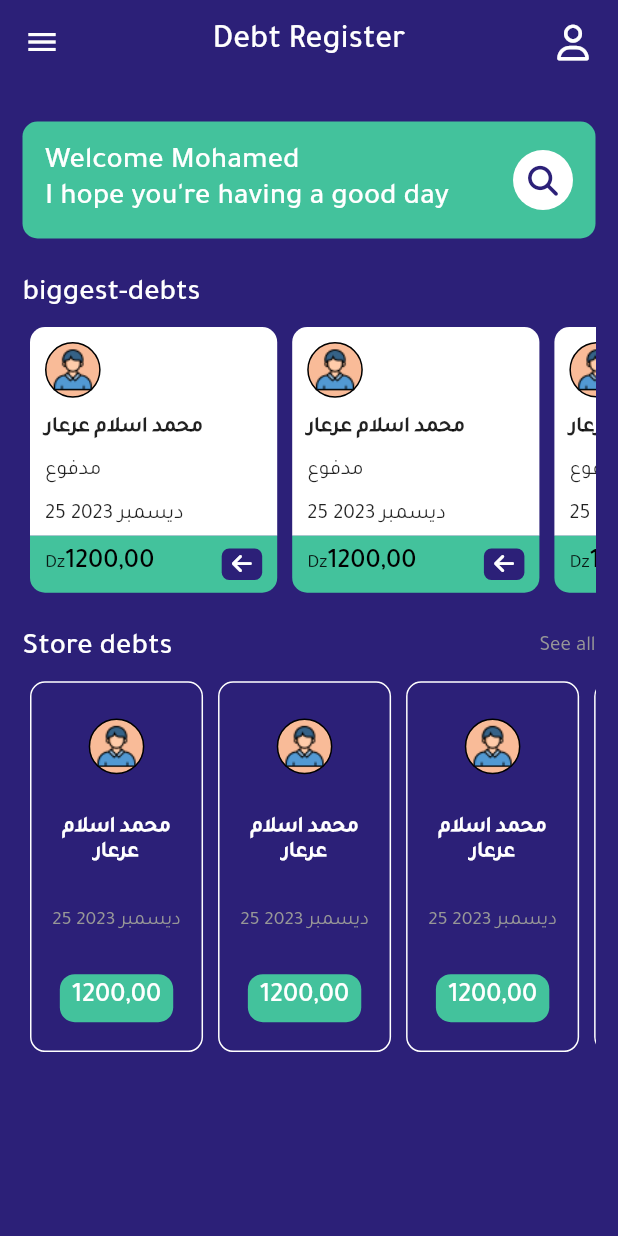
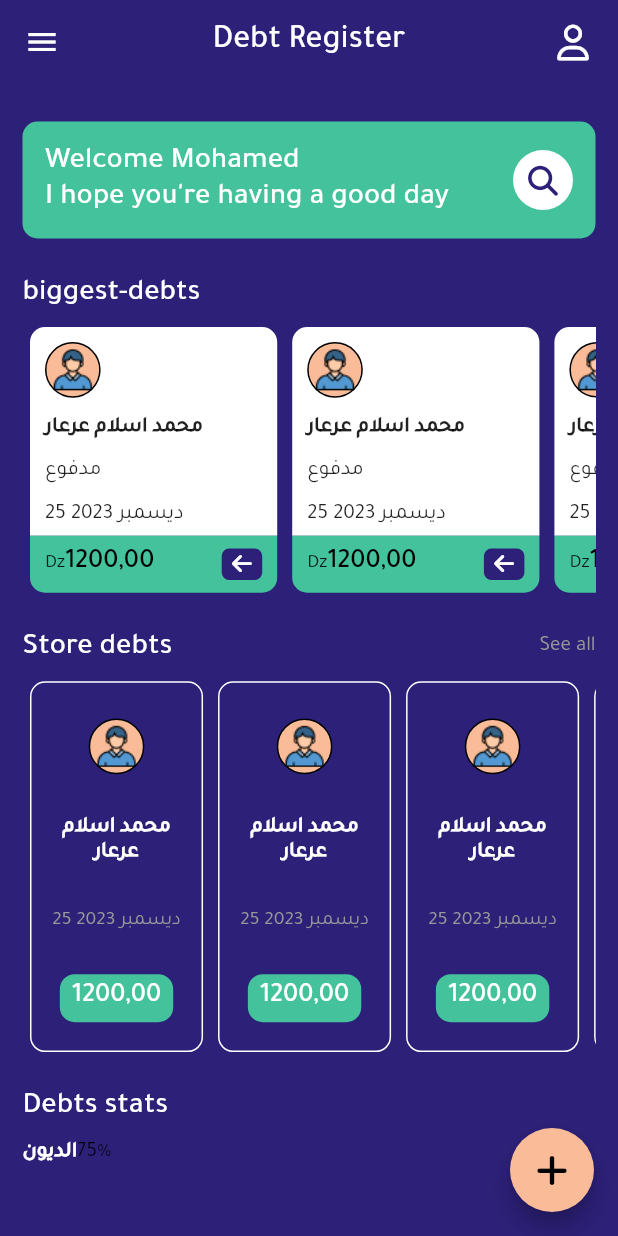
Before and after one commit to Mohamed-Ararr/store-debt, a Flutter app: the screen it shows after launch, on a phone screen of 412 x 824 dp. Run offline on Flutter 3.47's test engine with Material 2 defaults, Android fonts, the phone set to English and light mode, and no system bars; our stand-ins replace font_awesome_flutter, go_router; project files that could hold a hidden picture were left out.

Commit message:
build add new debt button

```diff
--- a/assets/lang/ar.json
+++ b/assets/lang/ar.json
@@ -5,5 +5,6 @@
     "greet-without-owner": "أرجو أن تحظى بيوم رائع",
     "biggest-debts": "أكبر الديون",
     "store-debts": "ديون المحل",
-    "see-all-debts": "تصفح الكل"
+    "see-all-debts": "تصفح الكل",
+    "debt-stats": "احصائيات الديون"
 }
--- a/assets/lang/en.json
+++ b/assets/lang/en.json
@@ -5,5 +5,6 @@
     "greet-without-owner": "I hope you're having a good day",
     "biggest-debts": "biggest-debts",
     "store-debts": "Store debts",
-    "see-all-debts": "See all"
+    "see-all-debts": "See all",
+    "debt-stats": "Debts stats"
 }
--- a/assets/lang/fr.json
+++ b/assets/lang/fr.json
@@ -5,5 +5,6 @@
     "greet-without-owner": "j'espère que vous avez une bonne journée",
     "biggest-debts": "plus grosses dettes",
     "store-debts": "Dettes du magasin",
-    "see-all-debts": "Parcourir tout"
+    "see-all-debts": "Parcourir tout",
+    "debt-stats": "Status des dettes"
 }
--- /dev/null
+++ b/lib/Features/Home Screen/Presentation/Widgets/AddNewDebtButton.dart
@@ -0,0 +1,17 @@
+import 'package:flutter/material.dart';
+import 'package:font_awesome_flutter/font_awesome_flutter.dart';
+
+import '../../../../Core/Style Utils/AppColors.dart';
+
+class AddNewDebtButton extends StatelessWidget {
+  const AddNewDebtButton({super.key});
+
+  @override
+  Widget build(BuildContext context) {
+    return FloatingActionButton(
+      backgroundColor: AppColors.beigeColor,
+      onPressed: () {},
+      child: Icon(FontAwesomeIcons.plus, color: Colors.black),
+    );
+  }
+}
--- a/lib/Features/Home Screen/Presentation/Widgets/HomeViewBody.dart
+++ b/lib/Features/Home Screen/Presentation/Widgets/HomeViewBody.dart
@@ -1,21 +1,15 @@
 import 'package:flutter/material.dart';
-import 'package:flutter_svg/svg.dart';
 import 'package:font_awesome_flutter/font_awesome_flutter.dart';
-import 'package:storedebt/Constants.dart';
-import 'package:storedebt/Core/AppLocal.dart';
-import 'package:storedebt/Core/Style%20Utils/AppColors.dart';
-import 'package:storedebt/Core/Style%20Utils/AppFonts.dart';
-import 'package:storedebt/Features/Home%20Screen/Presentation/Widgets/ClientInfo.dart';
-import 'package:storedebt/Features/Home%20Screen/Presentation/Widgets/ClientSmallCard.dart';
-import 'package:storedebt/Features/Home%20Screen/Presentation/Widgets/ClinetAvatar.dart';
-import 'package:storedebt/Features/Home%20Screen/Presentation/Widgets/PriceCard.dart';
-import 'package:storedebt/Features/Home%20Screen/Presentation/Widgets/SmallClientListView.dart';
-import 'package:storedebt/Features/Home%20Screen/Presentation/Widgets/StoreDebtsText.dart';
-import 'package:storedebt/Features/Home%20Screen/Presentation/Widgets/TallClientCard.dart';
-import 'package:storedebt/Features/Home%20Screen/Presentation/Widgets/TallClientCardListView.dart';
 
+import '../../../../Core/AppLocal.dart';
+import '../../../../Core/Style%20Utils/AppFonts.dart';
+import 'TallClientCardListView.dart';
+
+import '../../../../Constants.dart';
+import 'AddNewDebtButton.dart';
 import 'GreetAndSearchCard.dart';
-import 'TallClientInfo.dart';
+import 'SmallClientListView.dart';
+import 'StoreDebtsText.dart';
 
 class HomeViewBody extends StatelessWidget {
   const HomeViewBody({super.key});
@@ -23,6 +17,7 @@ class HomeViewBody extends StatelessWidget {
   @override
   Widget build(BuildContext context) {
     return Scaffold(
+      floatingActionButton: AddNewDebtButton(),
       appBar: AppBar(
         elevation: 0,
         centerTitle: true,
@@ -60,6 +55,27 @@ class HomeViewBody extends StatelessWidget {
               StoreDebtsText(),
               SizedBox(height: 10),
               TallClientCardListView(),
+              SizedBox(height: 25),
+              Text(
+                "${getLang(context, "debt-stats")}",
+                style: AppFonts.regular20BoldWhite,
+              ),
+              SizedBox(height: 10),
+              Row(
+                children: [
+                  Text(
+                    "الديون",
+                    style: AppFonts.defaultWithBoldWhite,
+                  ),
+                  Stack(
+                    children: [
+                      Container(),
+                      Container(),
+                    ],
+                  ),
+                  Text("75%"),
+                ],
+              ),
             ],
           ),
         ),
```
